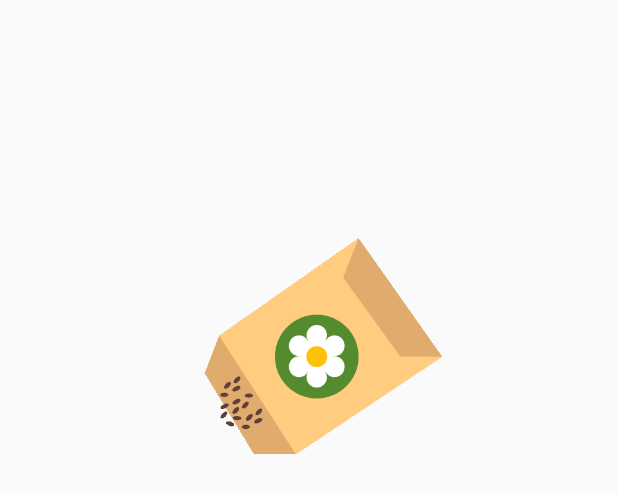
After one commit to Kyoo1802/plants, an Android app: the layout fragment_add_abono.xml on its own in the app's theme, with its tools: preview values and no code run, on a phone screen of 412 x 824 dp. The commit adds this screen. Shown: the top 493 px of the screen. Run offline under Robolectric (Android 15) with nearby library versions, the phone set to English and light mode, and no system bars; Roboto replaces fonts that are not available here.

Commit message:
Corrigiendo abono y botones juntos

```diff
--- /dev/null
+++ b/app/src/main/res/layout/fragment_add_abono.xml
@@ -0,0 +1,16 @@
+<?xml version="1.0" encoding="utf-8"?>
+<FrameLayout xmlns:android="http://schemas.android.com/apk/res/android"
+    android:layout_width="match_parent"
+    android:layout_height="match_parent">
+
+
+    <pl.droidsonroids.gif.GifImageView
+        android:id="@+id/addAbono"
+        android:layout_width="177dp"
+        android:layout_height="172dp"
+        android:layout_gravity="center_horizontal"
+        android:layout_marginTop="150dp"
+        android:contentDescription="@string/todo"
+        android:src="@drawable/abonogif" />
+
+</FrameLayout>
```
Also changed, not shown: app/build.gradle (+25 -0 lines), app/src/main/java/com/gaby/plants/view/FragmentArcore.java (+10 -5 lines), app/src/main/res/layout/fragment_add_water.xml (added, +16 -0 lines), app/src/main/res/drawable/abonogif.gif (added), app/src/main/res/drawable/aguagif.gif (added), 13 other files.
